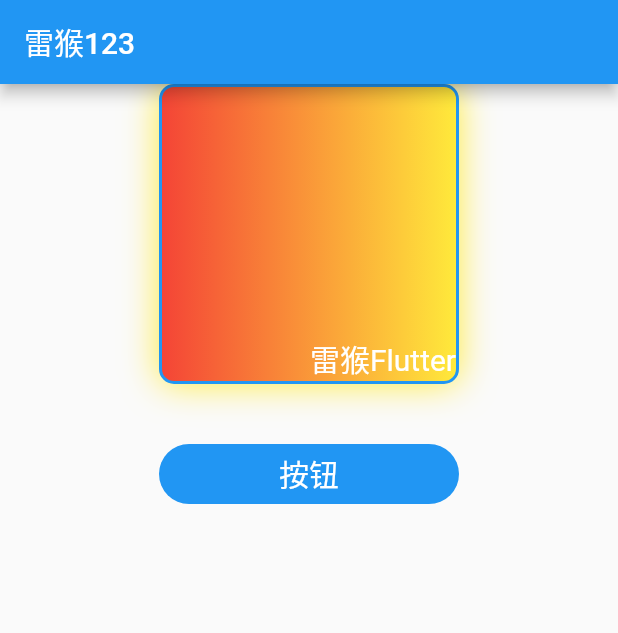
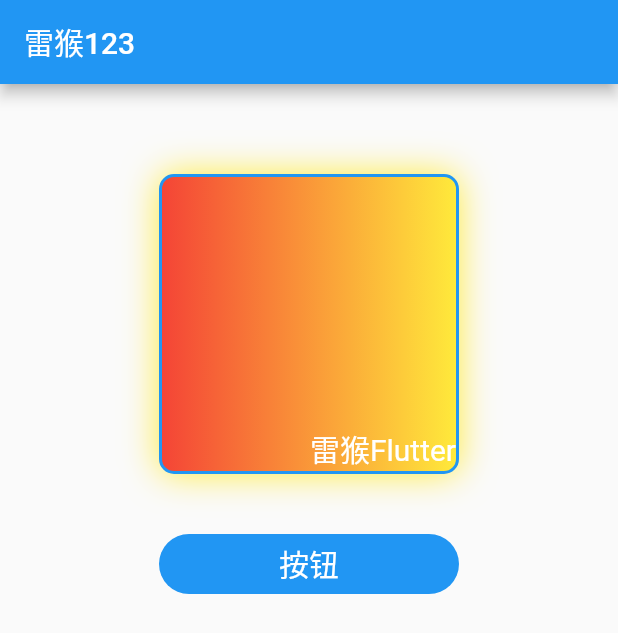
Before and after one commit to Quick-Z/flutter-demo, a Flutter app: the screen it shows after launch, on a phone screen of 412 x 824 dp. Shown: the top 633 px of the screen. Run offline on Flutter 3.47's test engine with Material 2 defaults, Android fonts, the phone set to English and light mode, and no system bars.

Commit message:
container位移

```diff
--- a/lib/03Container组件.dart
+++ b/lib/03Container组件.dart
@@ -24,6 +24,12 @@ class MyApp extends StatelessWidget {
       child: Container(
         // 配置Container容器内元素的定位
         alignment: Alignment.bottomRight, // Alignment.center、topLeft、bottomRight 等等
+        // 位移组件
+        // transform: Matrix4.translationValues(-40, 0, 0), // 位移 x, y, z
+        // 旋转
+        // transform: Matrix4.rotationZ(0.2),
+        // 倾斜
+        // transform: Matrix4.skewY(0.2),
         // 容器的宽高
         width: 200,
         height: 200,
--- a/lib/main.dart
+++ b/lib/main.dart
@@ -27,6 +27,14 @@ class MyApp extends StatelessWidget {
     return Center(
       // Container 相当于 div
       child: Container(
+        // 外边距
+        margin: const EdgeInsets.fromLTRB(0, 60, 0, 0),
+        // 位移组件
+        // transform: Matrix4.translationValues(-40, 0, 0), // 位移 x, y, z
+        // 旋转
+        // transform: Matrix4.rotationZ(0.2),
+        // 倾斜
+        // transform: Matrix4.skewY(0.2),
         // 配置Container容器内元素的定位
         alignment: Alignment.bottomRight,
         // Alignment.center、topLeft、bottomRight 等等
```
Lines whose indentation alone changed are shown as unchanged.
